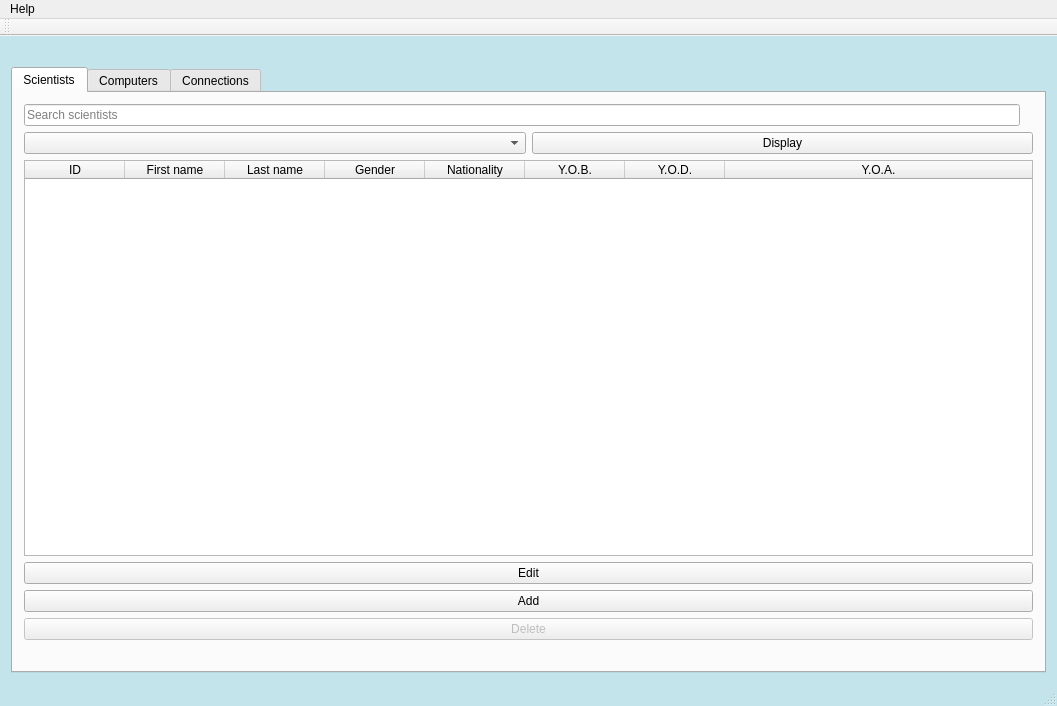
The window that Gui-Vln-2016/mainwindow.ui (ivark16/Vln-2016) describes before a commit, drawn with Qt 5.
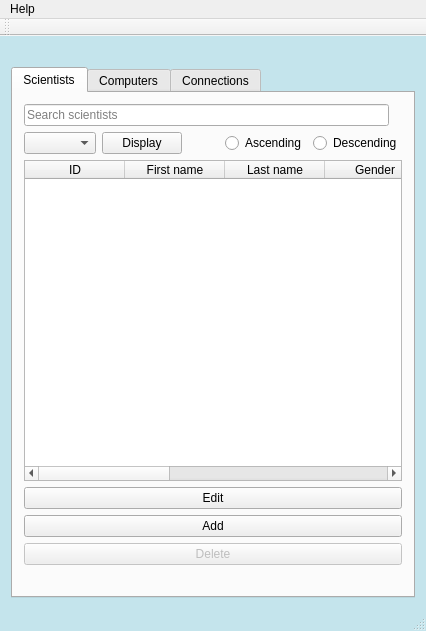
The same window after the commit. Icons and pictures are not drawn.

The edit to the form file:
```diff
--- a/Gui-Vln-2016/mainwindow.ui
+++ b/Gui-Vln-2016/mainwindow.ui
@@ -9,8 +9,8 @@
    <rect>
     <x>0</x>
     <y>0</y>
-    <width>1057</width>
-    <height>706</height>
+    <width>426</width>
+    <height>631</height>
    </rect>
   </property>
   <property name="baseSize">
@@ -87,6 +87,33 @@
             </property>
            </widget>
           </item>
+          <item>
+           <spacer name="horizontalSpacer">
+            <property name="orientation">
+             <enum>Qt::Horizontal</enum>
+            </property>
+            <property name="sizeHint" stdset="0">
+             <size>
+              <width>10</width>
+              <height>20</height>
+             </size>
+            </property>
+           </spacer>
+          </item>
+          <item>
+           <widget class="QRadioButton" name="radioButtonAscending">
+            <property name="text">
+             <string>Ascending</string>
+            </property>
+           </widget>
+          </item>
+          <item>
+           <widget class="QRadioButton" name="radioButtonDescending">
+            <property name="text">
+             <string>Descending</string>
+            </property>
+           </widget>
+          </item>
          </layout>
         </item>
         <item>
@@ -357,8 +384,8 @@
     <rect>
      <x>0</x>
      <y>0</y>
-     <width>1057</width>
-     <height>26</height>
+     <width>426</width>
+     <height>17</height>
     </rect>
    </property>
    <widget class="QMenu" name="menuHelp">
```
